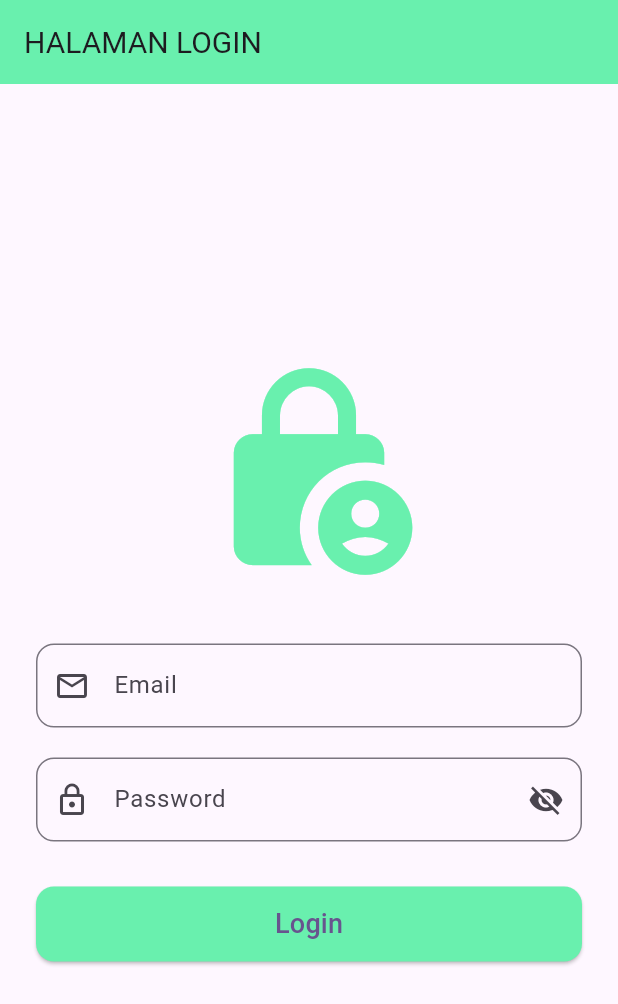
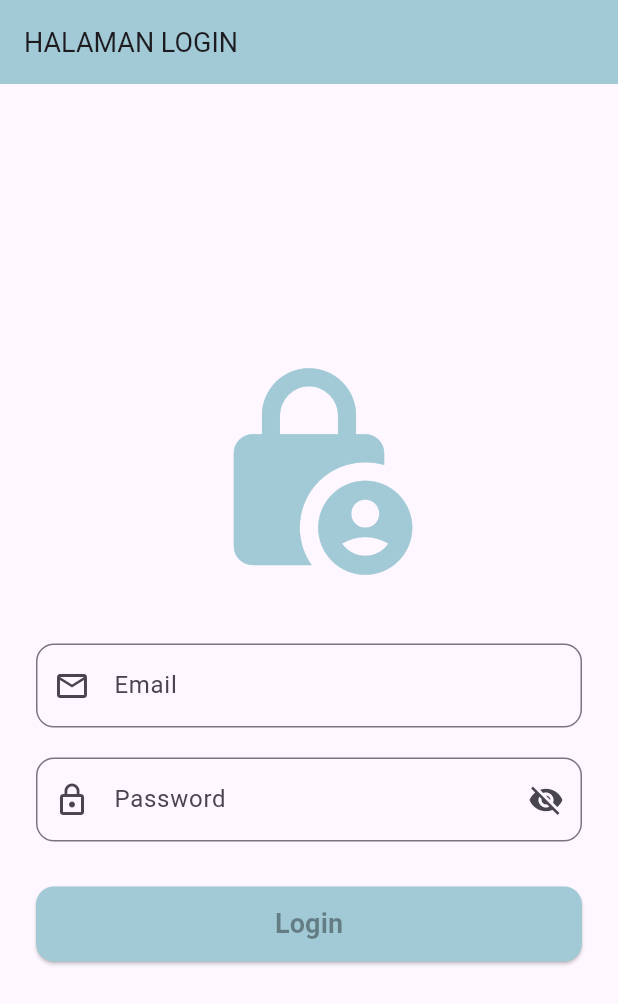
Before and after one commit to Melaniii25/projek3, a Flutter app: the screen it shows after launch, on a phone screen of 412 x 824 dp. Shown: the top 1004 px of the screen. Run offline on Flutter 3.47's test engine with Material 3 defaults, Android fonts, the light colour scheme and no system bars.

Commit message:
memperbaiki proifl

```diff
--- a/lib/login.dart
+++ b/lib/login.dart
@@ -1,17 +1,18 @@
 import 'package:flutter/material.dart';
 import 'profill_screen.dart';
 
-// Halaman Login
 class LoginHalaman extends StatelessWidget {
   LoginHalaman({super.key});
   final TextEditingController emailController = TextEditingController();
   final TextEditingController passwordController = TextEditingController();
-  final ValueNotifier<bool> _obscureTextNotifier = ValueNotifier<bool>(true); //untuk hide/show passsword//
+  final ValueNotifier<bool> _obscureTextNotifier = ValueNotifier<bool>(true);
 
   @override
   Widget build(BuildContext context) {
-    return Scaffold(appBar: AppBar(title: Text('HALAMAN LOGIN', style: TextStyle(fontSize: 20),),
-    backgroundColor: Colors.greenAccent,
+    return Scaffold(
+      appBar: AppBar(
+        title: Text('HALAMAN LOGIN', style: TextStyle(fontSize: 18)),
+        backgroundColor: const Color.fromARGB(255, 162, 202, 214),
       ),
       body: Center(
         child: SingleChildScrollView(
@@ -22,46 +23,60 @@ class LoginHalaman extends StatelessWidget {
               const Icon(
                 Icons.lock_person_rounded,
                 size: 150,
-                color: Colors.greenAccent,
+                color: Color.fromARGB(255, 162, 202, 214),
               ),
               const SizedBox(height: 40),
               TextField(
                 controller: emailController,
                 decoration: InputDecoration(
                   labelText: 'Email',
+                  border: OutlineInputBorder(borderRadius: BorderRadius.circular(12), ),
+                  prefixIcon: const Icon(Icons.email_outlined),
+                ),
+                keyboardType: TextInputType.emailAddress,
+              ),
+              const SizedBox(height: 20),
+              ValueListenableBuilder<bool>( valueListenable: _obscureTextNotifier, builder: (context, obscureText, _) {
+                  return TextField(
+                    controller: passwordController,
+                    decoration: InputDecoration(
+                      labelText: 'Password',
                       border: OutlineInputBorder(
-                    borderRadius: BorderRadius.circular(12), ),
-                      prefixIcon: const Icon(Icons.email_outlined), ),
-                    keyboardType: TextInputType.emailAddress,),
-              const SizedBox(height: 20),
-              ValueListenableBuilder<bool>(
-                valueListenable: _obscureTextNotifier, builder: (context, obscureText, _) {
-                   return TextField(controller: passwordController, decoration: InputDecoration(
-                     labelText: 'Password',
-                     border: OutlineInputBorder(borderRadius: BorderRadius.circular(12), ),
+                        borderRadius: BorderRadius.circular(12),),
                       prefixIcon: const Icon(Icons.lock_outline),
                       suffixIcon: IconButton(
                         icon: Icon(obscureText ? Icons.visibility_off : Icons.visibility,),
-                          onPressed: () { _obscureTextNotifier.value = !obscureText;}, ),
-      ),obscureText: obscureText,
+                        onPressed: () {_obscureTextNotifier.value = !obscureText;},
+                      ),
+                    ),
+                    obscureText: obscureText,
                   );
-    },
-   ),
+                },),
             const SizedBox(height: 30),
-            SizedBox(width: double.infinity,height: 50,
+              SizedBox(
+                width: double.infinity,
+                height: 50,
                 child: ElevatedButton(
                   onPressed: () {
                     String email = emailController.text.trim();
-                String password = passwordController.text.trim(); Navigator.of(context).pushReplacement
-                (MaterialPageRoute(builder: (context) => ProfillScreen( email: email,password: password,)),
+                    String password = passwordController.text.trim();
+                    if (!email.endsWith('@gmail.com')) {
+                      ScaffoldMessenger.of(context).showSnackBar(
+                        SnackBar(content: Text('')),
+                      );
+                      return;
+                    }
+                    Navigator.of(context).pushReplacement(
+                      MaterialPageRoute(
+                        builder: (context) => ProfileScreen(email: email, password: password,),),
                     );
                   },
                   style: ElevatedButton.styleFrom(
-                  backgroundColor: Colors.greenAccent,
+                    backgroundColor: Color.fromARGB(255, 162, 202, 214),
                     shape: RoundedRectangleBorder(
                       borderRadius: BorderRadius.circular(12),),
                   ),
-                  child: const Text('Login', style: TextStyle(fontSize: 18),),
+                  child: const Text('Login',  style: TextStyle(fontSize: 18, fontWeight: FontWeight.bold, color: Colors.black38) ),
                 ),
               ),
             ],
```
Also changed, not shown: lib/halaman_login.dart (deleted, +0 -73 lines), lib/profil_mhs.dart (deleted, +0 -57 lines), lib/profill_screen.dart (+64 -18 lines), lib/screen_dasshboard.dart (deleted, +0 -18 lines). Lines whose indentation alone changed are shown as unchanged.
